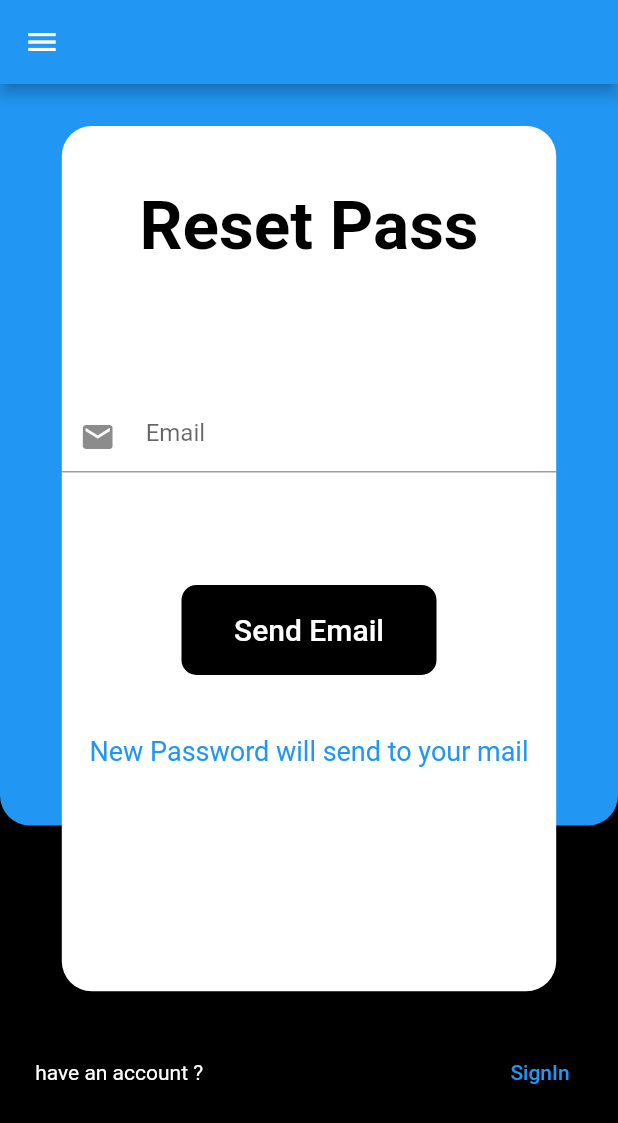
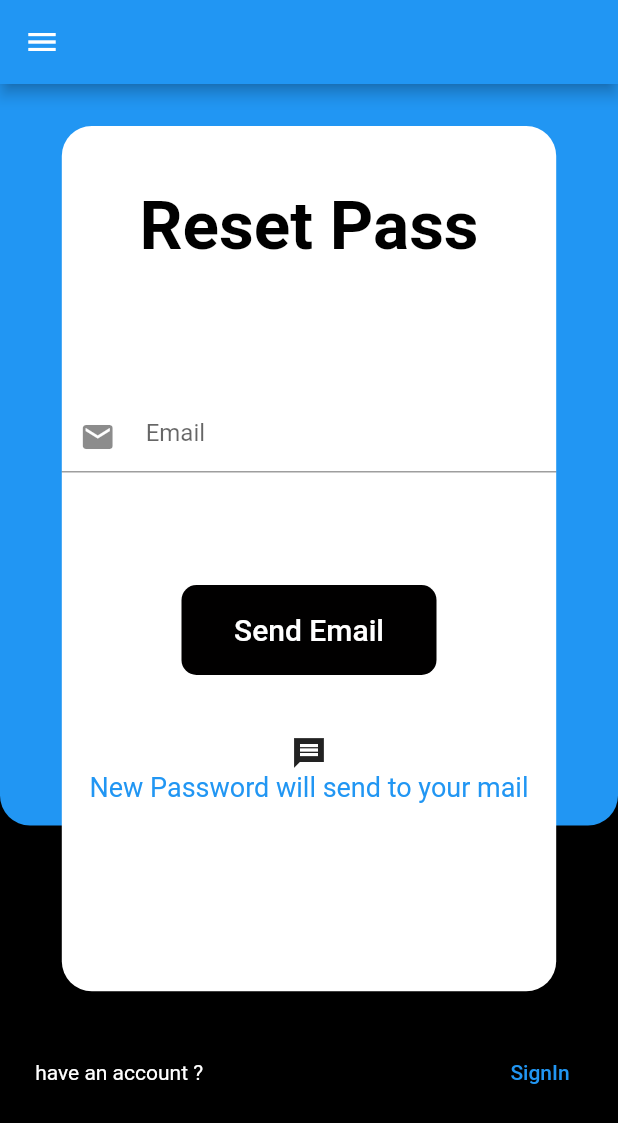
Before and after one commit to Aymen-Ftita/Flutter-App, a Flutter app: the screen it shows after launch, after a tap on "Forget your password ?", on a phone screen of 412 x 824 dp. Shown: the top 1123 px of the screen. Run offline on Flutter 3.47's test engine with Material 2 defaults, Android fonts, the phone set to English and light mode, and no system bars; network calls fail.

Commit message:
fix password test and add some icons

```diff
--- a/lib/pages/home_page.dart
+++ b/lib/pages/home_page.dart
@@ -10,10 +10,11 @@ class HomePage extends StatefulWidget {
 class _HomePageState extends State<HomePage> {
   @override
   Widget build(BuildContext context) {
-    return Scaffold(
+    return SafeArea(child: Scaffold(
       body: Center(
 
-           child:const Text("hello",style: TextStyle(fontSize: 50),),
+           child:Image.network('https://encrypted-tbn0.gstatic.com/images?q=tbn:ANd9GcTWQWe7j9kg5TF1kdp8btUiHlS0M69Ru7ufQw&usqp=CAU',width: 300,height: 150,),
+            ),
 
       )
     );
--- a/lib/pages/reset_password.dart
+++ b/lib/pages/reset_password.dart
@@ -112,6 +112,7 @@ class _ResetPassState extends State<ResetPass> {
                               )
                             ),
                             SizedBox(height: 40,),
+                            Icon(Icons.message_sharp),
                             Text("New Password will send to your mail",style: TextStyle(color:Colors.blue,fontSize: 18),)
                           ],
                         ),
@@ -131,7 +132,7 @@ class _ResetPassState extends State<ResetPass> {
                           ),
                           TextButton(
                             onPressed: (){
-                              Navigator.push(context,MaterialPageRoute(builder: (context) => signup()));
+                              Navigator.push(context,MaterialPageRoute(builder: (context) => Signin()));
                             } ,
                             child: const Text("SignIn"),
                           )
--- a/lib/pages/signin.dart
+++ b/lib/pages/signin.dart
@@ -55,16 +55,17 @@ class _SigninState extends State<Signin> {
                           children:  [
                             SizedBox(height: 40,),
 
-
+                              Image.network('http://cdn.onlinewebfonts.com/svg/img_515258.png',width: 90,height: 60,),
+                              SizedBox(height: 10,),
                               Text("Login",
                                 style: TextStyle(
                                   color: Color.fromARGB(255, 0, 0, 0),
-                                  fontSize: 45,
+                                  fontSize: 30,
                                   fontWeight: FontWeight.bold
                                 ),
                               ),
 
-                            SizedBox(height: 90,),
+                            SizedBox(height: 60,),
 
 
                             TextField(
```
Also changed, not shown: lib/pages/signup.dart (+24 -6 lines).
